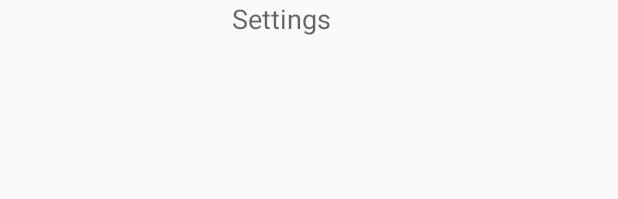
After one commit to svoges/MyFirstApp, an Android app: the layout action_settings.xml on its own in the app's theme, with its tools: preview values and no code run, on a phone screen of 412 x 824 dp. The commit adds this screen. Shown: the top 199 px of the screen. Run offline under Robolectric (Android 15) with nearby library versions, the phone set to English and light mode, and no system bars.

Commit message:
working on action bar functionality and adding my own settings menu

```diff
--- /dev/null
+++ b/MyFirstApp/src/main/res/layout/action_settings.xml
@@ -0,0 +1,16 @@
+<?xml version="1.0" encoding="utf-8"?>
+
+<LinearLayout xmlns:android="http://schemas.android.com/apk/res/android"
+    android:orientation="vertical" android:layout_width="match_parent"
+    android:layout_height="match_parent"
+    android:weightSum="1">
+
+    <TextView
+        android:layout_width="102dp"
+        android:layout_height="wrap_content"
+        android:textAppearance="?android:attr/textAppearanceMedium"
+        android:text="Settings"
+        android:id="@+id/textView"
+        android:layout_gravity="center_horizontal"
+        android:layout_weight="0.09" />
+</LinearLayout>
--- a/MyFirstApp/src/main/res/menu/main_activity_actions.xml
+++ b/MyFirstApp/src/main/res/menu/main_activity_actions.xml
@@ -1,6 +1,9 @@
 <?xml version="1.0" encoding="utf-8"?>
 
 <menu xmlns:android="http://schemas.android.com/apk/res/android">
+
+    <application android:theme="@android:style/Theme.Holo.Light" />
+
   <!--Search, should appear as an action button and displays "Search"-->
     <item android:id="@+id/action_search"
           android:icon="@drawable/ic_action_search"
```
Also changed, not shown: MyFirstApp/src/main/java/com/example/myfirstapp/MainActivity.java (+27 -3 lines), MyFirstApp/src/main/res/layout/action_search.xml (added, +14 -0 lines).
